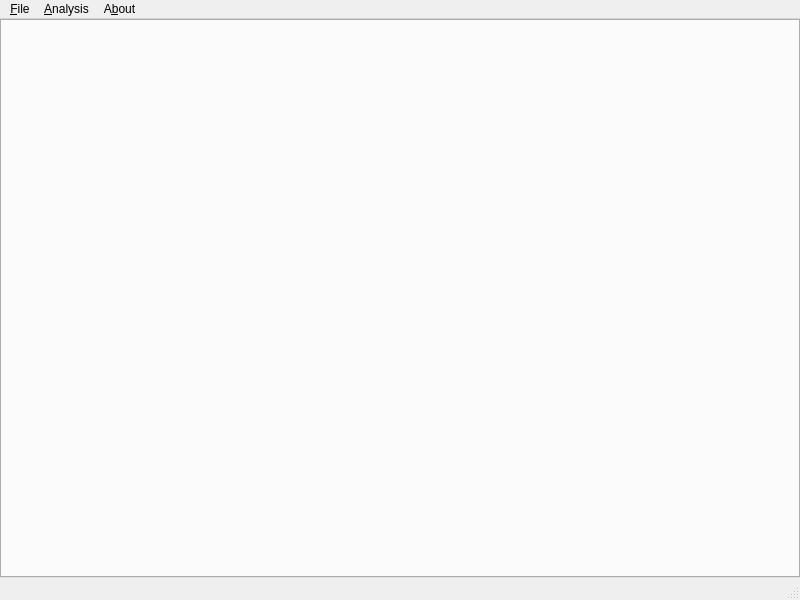
Qt form src/mathtoolsmain.ui (trent2/MathTools) before a commit.
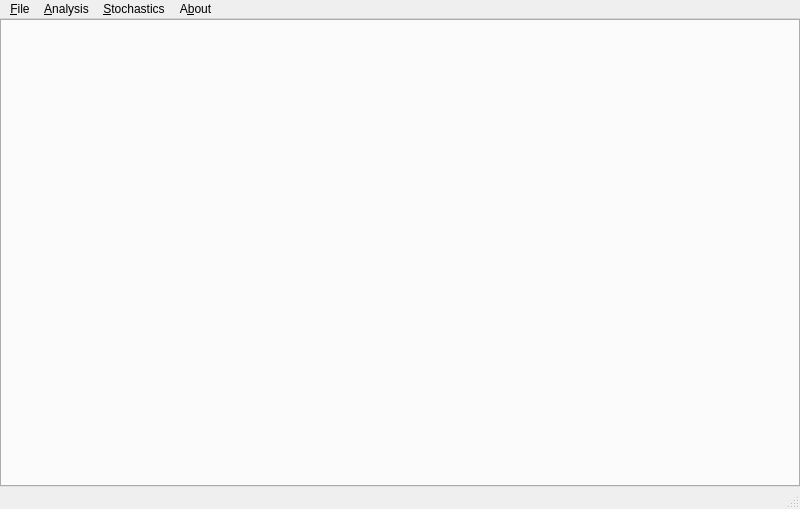
The same form after that commit.

Patch:
```diff
--- a/src/mathtoolsmain.ui
+++ b/src/mathtoolsmain.ui
@@ -7,7 +7,7 @@
     <x>0</x>
     <y>0</y>
     <width>800</width>
-    <height>600</height>
+    <height>509</height>
    </rect>
   </property>
   <property name="windowTitle">
@@ -55,10 +55,16 @@
      <string>&amp;Analysis</string>
     </property>
     <addaction name="plotAction"/>
+   </widget>
+   <widget class="QMenu" name="menuStochastics">
+    <property name="title">
+     <string>&amp;Stochastics</string>
+    </property>
     <addaction name="binomialDistAction"/>
    </widget>
    <addaction name="menu_Datei"/>
    <addaction name="menu_Analysis"/>
+   <addaction name="menuStochastics"/>
    <addaction name="menu_About"/>
   </widget>
   <widget class="QStatusBar" name="statusbar"/>
```
Left out of the diff: 6 changed lines with no effect on the pictures.
